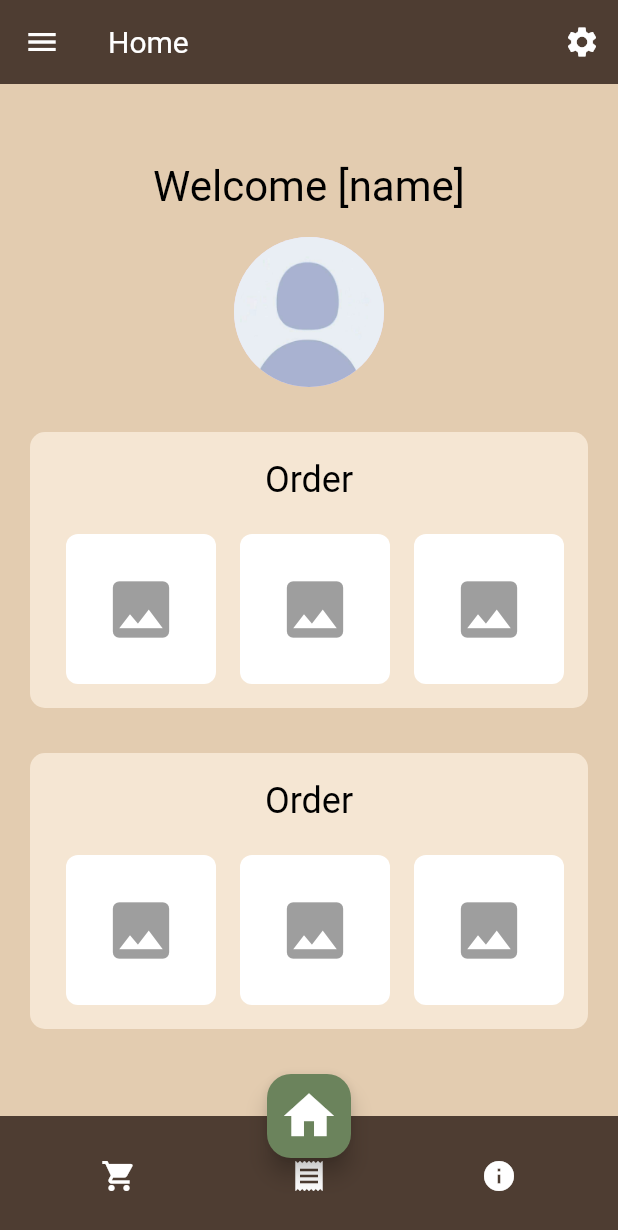
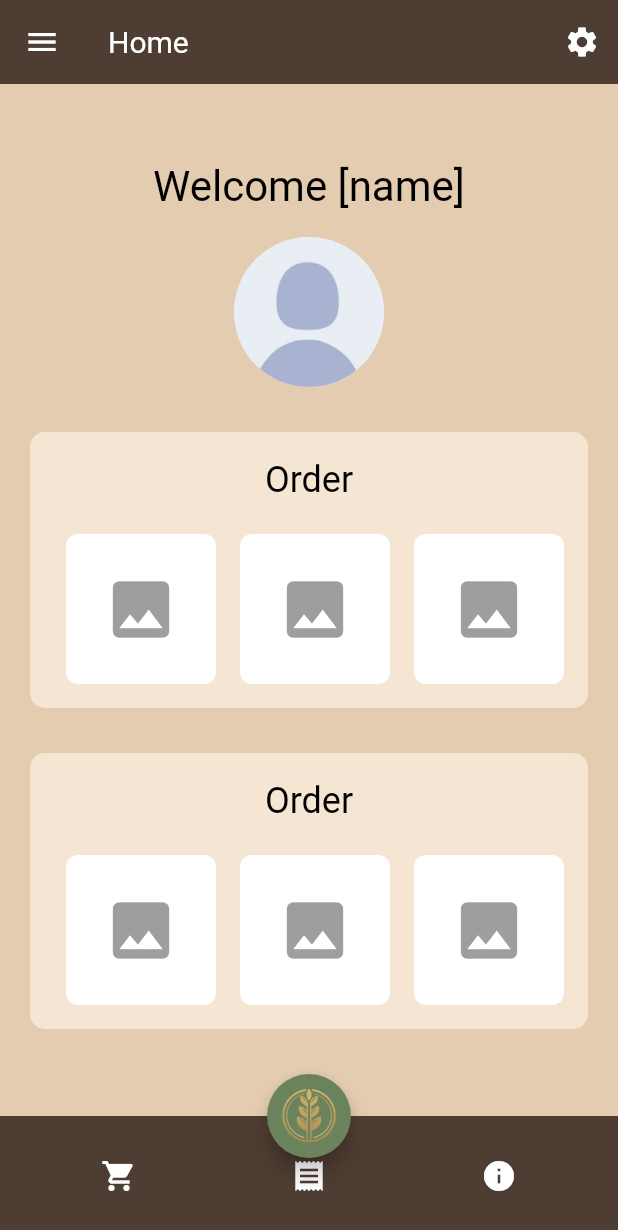
Before and after one commit to VoxMonstra/CSC-4610-Web-Warriors, a Flutter app: the screen it shows after launch, on a phone screen of 412 x 824 dp. Shown: the top 1230 px of the screen. Run offline on Flutter 3.47's test engine with Material 3 defaults, Android fonts, the light colour scheme and no system bars; our stand-ins replace google_fonts, shared_preferences.

Commit message:
Chore: Formatting code, delete dead code

```diff
--- a/src/lib/screens/about.dart
+++ b/src/lib/screens/about.dart
@@ -1,7 +1,6 @@
 import 'package:flutter/material.dart';
 import '../widgets/drawer.dart';
 import 'package:google_fonts/google_fonts.dart';
-import 'package:src/widgets/bottom_nav_bar.dart';
 import 'package:src/widgets/home_button.dart';
 
 class AboutPage extends StatelessWidget {
--- a/src/lib/widgets/home_button.dart
+++ b/src/lib/widgets/home_button.dart
@@ -8,19 +8,13 @@ class HomeButton extends StatelessWidget {
         Navigator.pushNamed(context, '/home');
       },
       backgroundColor: Color(0xFF6B835C),
-      /*child: Image.asset(
+      shape: CircleBorder(),
+        child: Image.asset(
           'assets/newlogoTransparent.png',
           fit: BoxFit.cover,
           width: 40,
           height: 40,
-
         ),
-        */
-      child: Icon(
-        Icons.home,
-        color: Colors.white,
-        size: 40,
-      ),
     );
   }
 }
```
